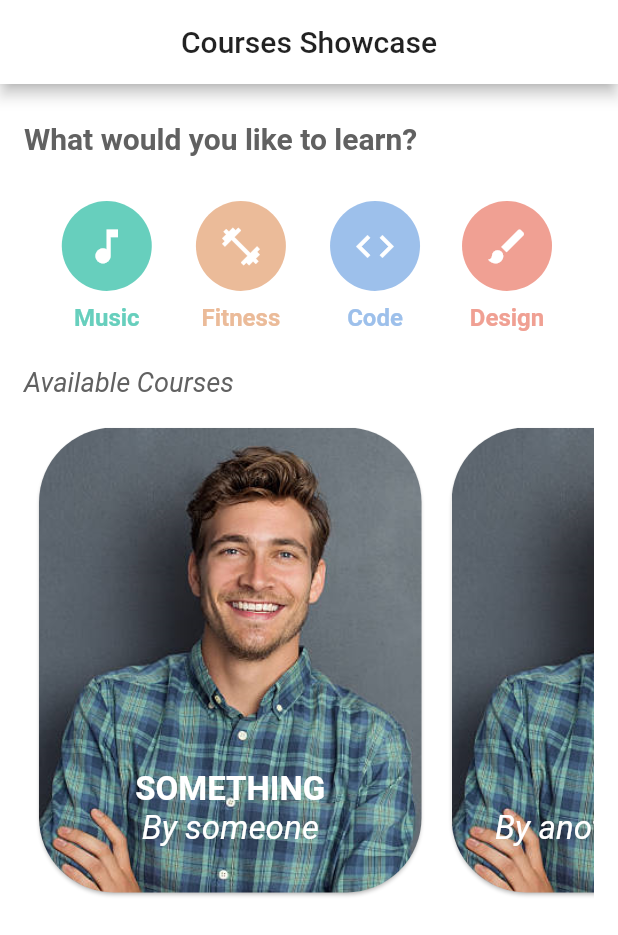
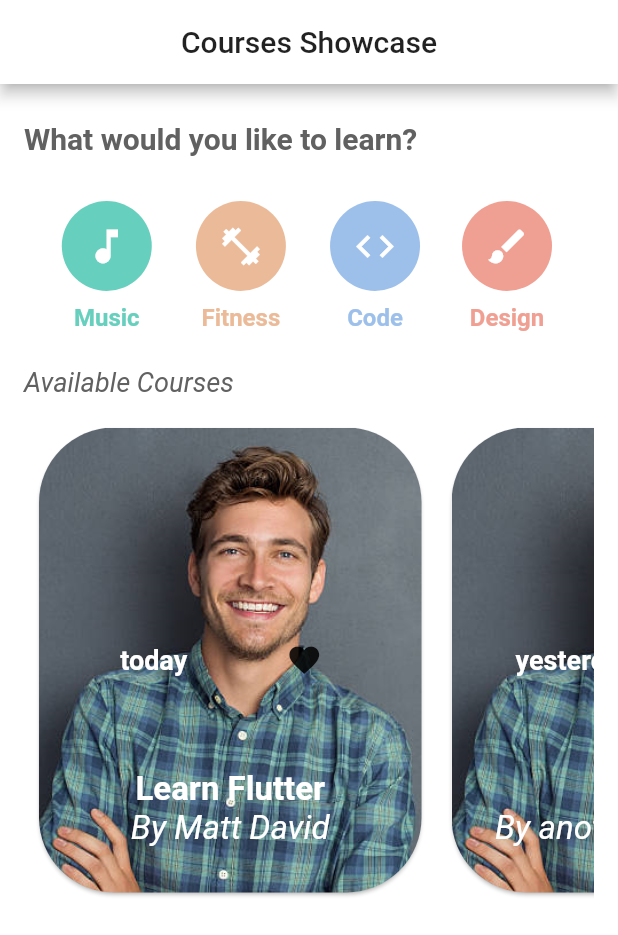
Before and after one commit to oussamabonnor1/flutter_design_showcase, a Flutter app: the CoursesScene screen opened directly, on a phone screen of 412 x 824 dp. Shown: the top 935 px of the screen. Run offline on Flutter 3.47's test engine with Material 2 defaults, Android fonts, the phone set to English and light mode, and no system bars.

Commit message:
adding heart reaction and date of release to courses cards

```diff
--- a/lib/CoursesScene/Course.dart
+++ b/lib/CoursesScene/Course.dart
@@ -3,8 +3,9 @@ import 'package:flutter/cupertino.dart';
 class Course{
   String course;
   String teacher;
+  String teacherImage;
   String date;
   Color color;
 
-  Course({this.course, this.teacher, this.date, this.color});
+  Course({this.course, this.teacher, this.date, this.color, this.teacherImage});
 }
--- a/lib/CoursesScene/CourseCard.dart
+++ b/lib/CoursesScene/CourseCard.dart
@@ -22,8 +22,33 @@ class CourseCard extends StatelessWidget {
           fit: StackFit.expand,
           children: <Widget>[
             Image(
-              image: AssetImage("images/dude1.jpg"),
+              image: AssetImage(course.teacherImage),
               fit: BoxFit.cover,
+            ),
+            Row(
+              crossAxisAlignment: CrossAxisAlignment.start,
+              mainAxisAlignment: MainAxisAlignment.spaceEvenly,
+              children: <Widget>[
+                Center(
+                  child: Text(
+                    course.date,
+                    style: TextStyle(
+                      fontSize: 18,
+                      color: Colors.white,
+                      fontWeight: FontWeight.bold,
+                    ),
+                    softWrap: true,
+                  ),
+                ),
+                Center(
+                  child: IconButton(
+                    icon: Icon(
+                      Icons.favorite,
+                    ),
+                    onPressed: () {},
+                  ),
+                ),
+              ],
             ),
             Column(
               mainAxisAlignment: MainAxisAlignment.end,
--- a/lib/CoursesScene/courses_scene.dart
+++ b/lib/CoursesScene/courses_scene.dart
@@ -12,21 +12,26 @@ class CoursesScene extends StatefulWidget {
 class _CoursesSceneState extends State<CoursesScene> {
   List<Course> quotes = [
     Course(
-      course: "SOMETHING",
-      teacher: "someone",
+      course: "Learn Flutter",
+      teacher: "Matt David",
       date: "today",
       color: colors[0],
+      teacherImage: "images/dude1.jpg",
     ),
     Course(
       course: "STUFF",
       teacher: "another someone",
       date: "yesterday",
-        color: colors[1]),
+      color: colors[1],
+      teacherImage: "images/dude1.jpg",
+    ),
     Course(
       course: "Haja",
       teacher: "someone new",
       date: "tomorrow",
-        color: colors[2]),
+      color: colors[2],
+      teacherImage: "images/dude1.jpg",
+    ),
   ];
 
   static List<Color> colors = <Color>[
@@ -48,7 +53,7 @@ class _CoursesSceneState extends State<CoursesScene> {
         backgroundColor: Colors.white,
       ),
       body: Padding(
-        padding: const EdgeInsets.fromLTRB(16,25,16,0),
+        padding: const EdgeInsets.fromLTRB(16, 25, 16, 0),
         child: Column(
           crossAxisAlignment: CrossAxisAlignment.start,
           children: <Widget>[
@@ -67,7 +72,8 @@ class _CoursesSceneState extends State<CoursesScene> {
               mainAxisAlignment: MainAxisAlignment.spaceEvenly,
               children: <Widget>[
                 buildCategoryIcon(Icons.music_note, Color(0xFF67CFBD), "Music"),
-                buildCategoryIcon(Icons.fitness_center, Color(0xFFEBBB99), "Fitness"),
+                buildCategoryIcon(
+                    Icons.fitness_center, Color(0xFFEBBB99), "Fitness"),
                 buildCategoryIcon(Icons.code, Color(0xFF9DC0EB), "Code"),
                 buildCategoryIcon(Icons.brush, Color(0xFFF0A093), "Design"),
               ],
@@ -90,7 +96,8 @@ class _CoursesSceneState extends State<CoursesScene> {
               height: 330,
               child: ListView(
                 scrollDirection: Axis.horizontal,
-                children: quotes.map((quote) => CourseCard(course: quote)).toList(),
+                children:
+                    quotes.map((quote) => CourseCard(course: quote)).toList(),
               ),
             ),
           ],
@@ -105,16 +112,18 @@ class _CoursesSceneState extends State<CoursesScene> {
         CircleAvatar(
           radius: 30,
           backgroundColor: color,
-          child: Icon(icon,color: Colors.white, size: 30,),
+          child: Icon(
+            icon,
+            color: Colors.white,
+            size: 30,
+          ),
         ),
         Padding(
           padding: const EdgeInsets.all(8.0),
           child: Text(
             text,
             style: TextStyle(
-                fontSize: 16,
-                color: color,
-                fontWeight: FontWeight.bold),
+                fontSize: 16, color: color, fontWeight: FontWeight.bold),
           ),
         ),
       ],
```
Lines whose indentation alone changed are shown as unchanged.
